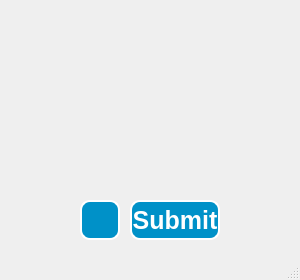
This is forms/mainwindow.ui in HyungJoonLEE/Lazyshark as Qt 5 draws it before an edit. The edited form follows.
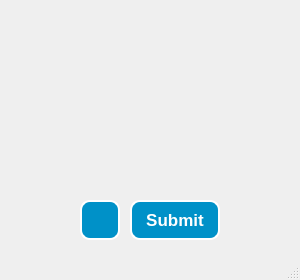
This is the edited form.

Diff of the .ui file:
```diff
--- a/forms/mainwindow.ui
+++ b/forms/mainwindow.ui
@@ -82,7 +82,7 @@
     </property>
     <property name="font">
      <font>
-      <pointsize>19</pointsize>
+      <pointsize>13</pointsize>
       <bold>true</bold>
      </font>
     </property>
```
Left out of the diff: 14 changed lines with no effect on the pictures.
